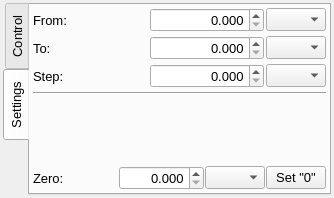
First picture: the form in LoggingTool_Manager/Widgets/distance_meter_widget.ui, repository Osechkin/LoggingTool_Manager3, before the edit.
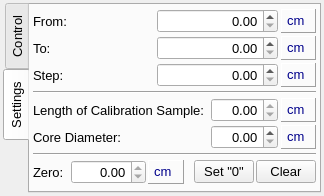
Second picture: the form after the edit. The open tabs and pages were chosen to show the change.

Commit message: Core autocalibration added

Patch:
```diff
--- a/LoggingTool_Manager/Widgets/distance_meter_widget.ui
+++ b/LoggingTool_Manager/Widgets/distance_meter_widget.ui
@@ -6,14 +6,14 @@
    <rect>
     <x>0</x>
     <y>0</y>
-    <width>334</width>
-    <height>198</height>
+    <width>324</width>
+    <height>196</height>
    </rect>
   </property>
   <property name="windowTitle">
    <string>Form</string>
   </property>
-  <layout class="QGridLayout" name="gridLayout_6">
+  <layout class="QGridLayout" name="gridLayout_3">
    <property name="leftMargin">
     <number>3</number>
    </property>
@@ -43,7 +43,7 @@
       <attribute name="title">
        <string>Control</string>
       </attribute>
-      <layout class="QGridLayout" name="gridLayout_5">
+      <layout class="QGridLayout" name="gridLayout_2">
        <property name="leftMargin">
         <number>3</number>
        </property>
@@ -56,110 +56,7 @@
        <property name="bottomMargin">
         <number>3</number>
        </property>
-       <property name="verticalSpacing">
-        <number>3</number>
-       </property>
-       <item row="4" column="0">
-        <widget class="Line" name="line_4">
-         <property name="orientation">
-          <enum>Qt::Horizontal</enum>
-         </property>
-        </widget>
-       </item>
-       <item row="5" column="0">
-        <widget class="QPushButton" name="pbtConnect">
-         <property name="text">
-          <string>Connect to Rock Movement System</string>
-         </property>
-         <property name="checkable">
-          <bool>true</bool>
-         </property>
-        </widget>
-       </item>
-       <item row="0" column="0">
-        <widget class="QFrame" name="frame">
-         <property name="frameShape">
-          <enum>QFrame::Box</enum>
-         </property>
-         <property name="frameShadow">
-          <enum>QFrame::Sunken</enum>
-         </property>
-         <layout class="QGridLayout" name="gridLayout_2">
-          <property name="leftMargin">
-           <number>2</number>
-          </property>
-          <property name="topMargin">
-           <number>2</number>
-          </property>
-          <property name="rightMargin">
-           <number>2</number>
-          </property>
-          <property name="bottomMargin">
-           <number>2</number>
-          </property>
-          <property name="spacing">
-           <number>4</number>
-          </property>
-          <item row="0" column="0">
-           <widget class="QLabel" name="lblPosition">
-            <property name="font">
-             <font>
-              <pointsize>10</pointsize>
-             </font>
-            </property>
-            <property name="text">
-             <string>Position:</string>
-            </property>
-           </widget>
-          </item>
-          <item row="0" column="1">
-           <widget class="QLineEdit" name="ledDistance">
-            <property name="minimumSize">
-             <size>
-              <width>0</width>
-              <height>0</height>
-             </size>
-            </property>
-            <property name="maximumSize">
-             <size>
-              <width>16777215</width>
-              <height>16777215</height>
-             </size>
-            </property>
-            <property name="font">
-             <font>
-              <pointsize>10</pointsize>
-              <weight>75</weight>
-              <bold>true</bold>
-             </font>
-            </property>
-            <property name="alignment">
-             <set>Qt::AlignRight|Qt::AlignTrailing|Qt::AlignVCenter</set>
-            </property>
-            <property name="readOnly">
-             <bool>true</bool>
-            </property>
-           </widget>
-          </item>
-          <item row="0" column="2">
-           <widget class="QComboBox" name="cboxDistance">
-            <property name="maximumSize">
-             <size>
-              <width>60</width>
-              <height>16777215</height>
-             </size>
-            </property>
-            <property name="font">
-             <font>
-              <pointsize>10</pointsize>
-             </font>
-            </property>
-           </widget>
-          </item>
-         </layout>
-        </widget>
-       </item>
-       <item row="2" column="0">
+       <item row="2" column="0" colspan="3">
         <widget class="QFrame" name="framePosControl">
          <property name="frameShape">
           <enum>QFrame::Panel</enum>
@@ -167,7 +64,7 @@
          <property name="frameShadow">
           <enum>QFrame::Sunken</enum>
          </property>
-         <layout class="QGridLayout" name="gridLayout_3">
+         <layout class="QGridLayout" name="gridLayout">
           <property name="leftMargin">
            <number>3</number>
           </property>
@@ -183,8 +80,111 @@
           <property name="verticalSpacing">
            <number>5</number>
           </property>
+          <item row="0" column="0">
+           <layout class="QHBoxLayout" name="horizontalLayout_3">
+            <property name="spacing">
+             <number>6</number>
+            </property>
+            <item>
+             <layout class="QHBoxLayout" name="horizontalLayout_2">
+              <property name="spacing">
+               <number>2</number>
+              </property>
+              <item>
+               <widget class="QLabel" name="lblSetPosition">
+                <property name="font">
+                 <font>
+                  <pointsize>10</pointsize>
+                 </font>
+                </property>
+                <property name="text">
+                 <string>Set:</string>
+                </property>
+               </widget>
+              </item>
+              <item>
+               <widget class="QDoubleSpinBox" name="dsboxSetPosition">
+                <property name="minimumSize">
+                 <size>
+                  <width>80</width>
+                  <height>0</height>
+                 </size>
+                </property>
+                <property name="alignment">
+                 <set>Qt::AlignRight|Qt::AlignTrailing|Qt::AlignVCenter</set>
+                </property>
+               </widget>
+              </item>
+              <item>
+               <widget class="QFrame" name="frame_7">
+                <property name="sizePolicy">
+                 <sizepolicy hsizetype="Maximum" vsizetype="Preferred">
+                  <horstretch>0</horstretch>
+                  <verstretch>0</verstretch>
+                 </sizepolicy>
+                </property>
+                <property name="frameShape">
+                 <enum>QFrame::StyledPanel</enum>
+                </property>
+                <property name="frameShadow">
+                 <enum>QFrame::Raised</enum>
+                </property>
+                <layout class="QGridLayout" name="gridLayout_13">
+                 <property name="leftMargin">
+                  <number>5</number>
+                 </property>
+                 <property name="topMargin">
+                  <number>1</number>
+                 </property>
+                 <property name="rightMargin">
+                  <number>10</number>
+                 </property>
+                 <property name="bottomMargin">
+                  <number>1</number>
+                 </property>
+                 <item row="0" column="0">
+                  <widget class="QLabel" name="label_7">
+                   <property name="text">
+                    <string>&lt;font color=darkblue&gt;cm&lt;/font&gt;</string>
+                   </property>
+                  </widget>
+                 </item>
+                </layout>
+               </widget>
+              </item>
+             </layout>
+            </item>
+            <item>
+             <widget class="QPushButton" name="pbtSet">
+              <property name="sizePolicy">
+               <sizepolicy hsizetype="Maximum" vsizetype="Fixed">
+                <horstretch>0</horstretch>
+                <verstretch>0</verstretch>
+               </sizepolicy>
+              </property>
+              <property name="minimumSize">
+               <size>
+                <width>0</width>
+                <height>0</height>
+               </size>
+              </property>
+              <property name="font">
+               <font>
+                <pointsize>10</pointsize>
+               </font>
+              </property>
+              <property name="text">
+               <string>Apply</string>
+              </property>
+              <property name="checkable">
+               <bool>true</bool>
+              </property>
+             </widget>
+            </item>
+           </layout>
+          </item>
           <item row="1" column="0">
-           <layout class="QHBoxLayout" name="horizontalLayout_4">
+           <layout class="QHBoxLayout" name="horizontalLayout">
             <property name="spacing">
              <number>1</number>
             </property>
@@ -349,7 +349,73 @@
          </layout>
         </widget>
        </item>
-       <item row="1" column="0">
+       <item row="0" column="2">
+        <widget class="QComboBox" name="cboxDistance">
+         <property name="maximumSize">
+          <size>
+           <width>60</width>
+           <height>16777215</height>
+          </size>
+         </property>
+         <property name="font">
+          <font>
+           <pointsize>10</pointsize>
+          </font>
+         </property>
+        </widget>
+       </item>
+       <item row="0" column="1">
+        <widget class="QLineEdit" name="ledDistance">
+         <property name="minimumSize">
+          <size>
+           <width>0</width>
+           <height>0</height>
+          </size>
+         </property>
+         <property name="maximumSize">
+          <size>
+           <width>16777215</width>
+           <height>16777215</height>
+          </size>
+         </property>
+         <property name="font">
+          <font>
+           <pointsize>10</pointsize>
+           <weight>75</weight>
+           <bold>true</bold>
+          </font>
+         </property>
+         <property name="alignment">
+          <set>Qt::AlignRight|Qt::AlignTrailing|Qt::AlignVCenter</set>
+         </property>
+         <property name="readOnly">
+          <bool>true</bool>
+         </property>
+        </widget>
+       </item>
+       <item row="3" column="0" colspan="3">
+        <widget class="QPushButton" name="pbtConnect">
+         <property name="text">
+          <string>Connect to Rock Movement System</string>
+         </property>
+         <property name="checkable">
+          <bool>true</bool>
+         </property>
+        </widget>
+       </item>
+       <item row="0" column="0">
+        <widget class="QLabel" name="lblPosition">
+         <property name="font">
+          <font>
+           <pointsize>10</pointsize>
+          </font>
+         </property>
+         <property name="text">
+          <string>Position:</string>
+         </property>
+        </widget>
+       </item>
+       <item row="1" column="1">
         <spacer name="verticalSpacer">
          <property name="orientation">
           <enum>Qt::Vertical</enum>
@@ -357,7 +423,7 @@
          <property name="sizeHint" stdset="0">
           <size>
            <width>20</width>
-           <height>40</height>
+           <height>46</height>
           </size>
          </property>
         </spacer>
@@ -368,7 +434,7 @@
       <attribute name="title">
        <string>Settings</string>
       </attribute>
-      <layout class="QGridLayout" name="gridLayout">
+      <layout class="QGridLayout" name="gridLayout_6">
        <property name="leftMargin">
         <number>3</number>
        </property>
@@ -381,17 +447,25 @@
        <property name="bottomMargin">
         <number>3</number>
        </property>
-       <property name="verticalSpacing">
-        <number>4</number>
+       <property name="spacing">
+        <number>3</number>
        </property>
-       <item row="0" column="0">
+       <item row="3" column="0" colspan="2">
+        <widget class="Line" name="line">
+         <property name="orientation">
+          <enum>Qt::Horizontal</enum>
+         </property>
+        </widget>
+       </item>
+       <item row="1" column="0" colspan="2">
+        <widget class="Line" name="line_2">
+         <property name="orientation">
+          <enum>Qt::Horizontal</enum>
+         </property>
+        </widget>
+       </item>
+       <item row="0" column="0" colspan="2">
         <layout class="QGridLayout" name="gridLayout_4">
-         <property name="horizontalSpacing">
-          <number>2</number>
-         </property>
-         <property name="verticalSpacing">
-          <number>4</number>
-         </property>
          <item row="0" column="0">
           <widget class="QLabel" name="lblFrom">
            <property name="font">
@@ -415,7 +489,7 @@
             <set>Qt::AlignRight|Qt::AlignTrailing|Qt::AlignVCenter</set>
            </property>
            <property name="decimals">
-            <number>3</number>
+            <number>2</number>
            </property>
            <property name="maximum">
             <double>2.000000000000000</double>
@@ -425,21 +499,6 @@
            </property>
           </widget>
          </item>
-         <item row="0" column="2">
-          <widget class="QComboBox" name="cboxFrom">
-           <property name="maximumSize">
-            <size>
-             <width>60</width>
-             <height>16777215</height>
-            </size>
-           </property>
-           <property name="font">
-            <font>
-             <pointsize>10</pointsize>
-            </font>
-           </property>
-          </widget>
-         </item>
          <item row="1" column="0">
           <widget class="QLabel" name="lblTo">
            <property name="font">
@@ -463,7 +522,7 @@
             <set>Qt::AlignRight|Qt::AlignTrailing|Qt::AlignVCenter</set>
            </property>
            <property name="decimals">
-            <number>3</number>
+            <number>2</number>
            </property>
            <property name="maximum">
             <double>2.000000000000000</double>
@@ -473,21 +532,6 @@
            </property>
           </widget>
          </item>
-         <item row="1" column="2">
-          <widget class="QComboBox" name="cboxTo">
-           <property name="maximumSize">
-            <size>
-             <width>60</width>
-             <height>16777215</height>
-            </size>
-           </property>
-           <property name="font">
-            <font>
-             <pointsize>10</pointsize>
-            </font>
-           </property>
-          </widget>
-         </item>
          <item row="2" column="0">
           <widget class="QLabel" name="lblStep">
            <property name="font">
@@ -511,7 +555,7 @@
             <set>Qt::AlignRight|Qt::AlignTrailing|Qt::AlignVCenter</set>
            </property>
            <property name="decimals">
-            <number>3</number>
+            <number>2</number>
            </property>
            <property name="maximum">
             <double>2.000000000000000</double>
@@ -521,119 +565,359 @@
            </property>
           </widget>
          </item>
+         <item row="1" column="2">
+          <widget class="QFrame" name="frame_2">
+           <property name="sizePolicy">
+            <sizepolicy hsizetype="Maximum" vsizetype="Preferred">
+             <horstretch>0</horstretch>
+             <verstretch>0</verstretch>
+            </sizepolicy>
+           </property>
+           <property name="frameShape">
+            <enum>QFrame::Panel</enum>
+           </property>
+           <property name="frameShadow">
+            <enum>QFrame::Raised</enum>
+           </property>
+           <layout class="QGridLayout" name="gridLayout_8">
+            <property name="leftMargin">
+             <number>5</number>
+            </property>
+            <property name="topMargin">
+             <number>1</number>
+            </property>
+            <property name="rightMargin">
+             <number>10</number>
+            </property>
+            <property name="bottomMargin">
+             <number>1</number>
+            </property>
+            <item row="0" column="0">
+             <widget class="QLabel" name="label_2">
+              <property name="text">
+               <string>&lt;font color=darkblue&gt;cm&lt;/font&gt;</string>
+              </property>
+             </widget>
+            </item>
+           </layout>
+          </widget>
+         </item>
          <item row="2" column="2">
-          <widget class="QComboBox" name="cboxStep">
-           <property name="maximumSize">
-            <size>
-             <width>60</width>
-             <height>16777215</height>
-            </size>
+          <widget class="QFrame" name="frame_3">
+           <property name="sizePolicy">
+            <sizepolicy hsizetype="Maximum" vsizetype="Preferred">
+             <horstretch>0</horstretch>
+             <verstretch>0</verstretch>
+            </sizepolicy>
            </property>
-           <property name="font">
-            <font>
-             <pointsize>10</pointsize>
-            </font>
+           <property name="frameShape">
+            <enum>QFrame::Panel</enum>
            </property>
+           <property name="frameShadow">
+            <enum>QFrame::Raised</enum>
+           </property>
+           <layout class="QGridLayout" name="gridLayout_9">
+            <property name="leftMargin">
+             <number>5</number>
+            </property>
+            <property name="topMargin">
+             <number>1</number>
+            </property>
+            <property name="rightMargin">
+             <number>10</number>
+            </property>
+            <property name="bottomMargin">
+             <number>1</number>
+            </property>
+            <item row="0" column="0">
+             <widget class="QLabel" name="label_3">
+              <property name="text">
+               <string>&lt;font color=darkblue&gt;cm&lt;/font&gt;</string>
+              </property>
+             </widget>
+            </item>
+           </layout>
           </widget>
          </item>
+         <item row="0" column="2">
+          <widget class="QFrame" name="frame">
+           <property name="sizePolicy">
+            <sizepolicy hsizetype="Maximum" vsizetype="Preferred">
+             <horstretch>0</horstretch>
+             <verstretch>0</verstretch>
+            </sizepolicy>
+           </property>
+           <property name="frameShape">
+            <enum>QFrame::Panel</enum>
+           </property>
+           <property name="frameShadow">
+            <enum>QFrame::Raised</enum>
+           </property>
+           <layout class="QGridLayout" name="gridLayout_7">
+            <property name="leftMargin">
+             <number>5</number>
+            </property>
+            <property name="topMargin">
+             <number>1</number>
+            </property>
+            <property name="rightMargin">
+             <number>10</number>
+            </property>
+            <property name="bottomMargin">
+             <number>1</number>
+            </property>
+            <item row="0" column="0">
+             <widget class="QLabel" name="label">
+              <property name="text">
+               <string>&lt;font color=darkblue&gt;cm&lt;/font&gt;</string>
+              </property>
+             </widget>
+            </item>
+           </layout>
+          </widget>
+         </item>
         </layout>
        </item>
-       <item row="1" column="0">
-        <widget class="Line" name="line_2">
-         <property name="orientation">
-          <enum>Qt::Horizontal</enum>
-         </property>
-        </widget>
+       <item row="2" column="0" colspan="2">
+        <layout class="QGridLayout" name="gridLayout_5">
+         <item row="0" column="0">
+          <widget class="QLabel" name="lblCalibrLen">
+           <property name="text">
+            <string>Length of Calibration Sample: </string>
+           </property>
+          </widget>
+         </item>
+         <item row="1" column="1">
+          <widget class="QDoubleSpinBox" name="dsboxCoreDiameter">
+           <property name="alignment">
+            <set>Qt::AlignRight|Qt::AlignTrailing|Qt::AlignVCenter</set>
+           </property>
+           <property name="readOnly">
+            <bool>false</bool>
+           </property>
+           <property name="decimals">
+            <number>2</number>
+           </property>
+          </widget>
+         </item>
+         <item row="1" column="0">
+          <widget class="QLabel" name="lblCoreDiameter">
+           <property name="text">
+            <string>Core Diameter:</string>
+           </property>
+          </widget>
+         </item>
+         <item row="0" column="1">
+          <widget class="QDoubleSpinBox" name="dsboxCalibrLength">
+           <property name="alignment">
+            <set>Qt::AlignRight|Qt::AlignTrailing|Qt::AlignVCenter</set>
+           </property>
+           <property name="readOnly">
+            <bool>true</bool>
+           </property>
+           <property name="decimals">
+            <number>2</number>
+           </property>
+          </widget>
+         </item>
+         <item row="0" column="2">
+          <widget class="QFrame" name="frame_4">
+           <property name="sizePolicy">
+            <sizepolicy hsizetype="Maximum" vsizetype="Preferred">
+             <horstretch>0</horstretch>
+             <verstretch>0</verstretch>
+            </sizepolicy>
+           </property>
+           <property name="frameShape">
+            <enum>QFrame::Panel</enum>
+           </property>
+           <property name="frameShadow">
+            <enum>QFrame::Raised</enum>
+           </property>
+           <layout class="QGridLayout" name="gridLayout_10">
+            <property name="leftMargin">
+             <number>5</number>
+            </property>
+            <property name="topMargin">
+             <number>1</number>
+            </property>
+            <property name="rightMargin">
+             <number>10</number>
+            </property>
+            <property name="bottomMargin">
+             <number>1</number>
+            </property>
+            <item row="0" column="0">
+             <widget class="QLabel" name="label_4">
+              <property name="text">
+               <string>&lt;font color=darkblue&gt;cm&lt;/font&gt;</string>
+              </property>
+             </widget>
+            </item>
+           </layout>
+          </widget>
+         </item>
+         <item row="1" column="2">
+          <widget class="QFrame" name="frame_5">
+           <property name="sizePolicy">
+            <sizepolicy hsizetype="Maximum" vsizetype="Preferred">
+             <horstretch>0</horstretch>
+             <verstretch>0</verstretch>
+            </sizepolicy>
+           </property>
+           <property name="frameShape">
+            <enum>QFrame::Panel</enum>
+           </property>
+           <property name="frameShadow">
+            <enum>QFrame::Raised</enum>
+           </property>
+           <layout class="QGridLayout" name="gridLayout_11">
+            <property name="leftMargin">
+             <number>5</number>
+            </property>
+            <property name="topMargin">
+             <number>1</number>
+            </property>
+            <property name="rightMargin">
+             <number>10</number>
+            </property>
+            <property name="bottomMargin">
+             <number>1</number>
+            </property>
+            <item row="0" column="0">
+             <widget class="QLabel" name="label_5">
+              <property name="text">
+               <string>&lt;font color=darkblue&gt;cm&lt;/font&gt;</string>
+              </property>
+             </widget>
+            </item>
+           </layout>
+          </widget>
+         </item>
+        </layout>
        </item>
-       <item row="2" column="0">
-        <spacer name="verticalSpacer_2">
-         <property name="orientation">
-          <enum>Qt::Vertical</enum>
-         </property>
-         <property name="sizeHint" stdset="0">
-          <size>
-           <width>20</width>
-           <height>40</height>
-          </size>
-         </property>
-        </spacer>
-       </item>
-       <item row="3" column="0">
-        <layout class="QHBoxLayout" name="horizontalLayout_3">
+       <item row="4" column="0" colspan="2">
+        <layout class="QHBoxLayout" name="horizontalLayout_6">
          <property name="spacing">
-          <number>1</number>
+          <number>10</number>
          </property>
          <item>
-          <widget class="QLabel" name="lblZero">
-           <property name="font">
-            <font>
-             <pointsize>10</pointsize>
-            </font>
+          <layout class="QHBoxLayout" name="horizontalLayout_4">
+           <property name="spacing">
+            <number>2</number>
            </property>
-           <property name="text">
-            <string>Zero:</string>
-           </property>
-          </widget>
+           <item>
+            <widget class="QLabel" name="lblZero">
+             <property name="font">
+              <font>
+               <pointsize>10</pointsize>
+              </font>
+             </property>
+             <property name="text">
+              <string>Zero:</string>
+             </property>
+            </widget>
+           </item>
+           <item>
+            <widget class="QDoubleSpinBox" name="dsboxZero">
+             <property name="minimumSize">
+              <size>
+               <width>75</width>
+               <height>0</height>
+              </size>
+             </property>
+             <property name="font">
+              <font>
+               <pointsize>10</pointsize>
+              </font>
+             </property>
+             <property name="alignment">
+              <set>Qt::AlignRight|Qt::AlignTrailing|Qt::AlignVCenter</set>
+             </property>
+             <property name="readOnly">
+              <bool>true</bool>
+             </property>
+             <property name="decimals">
+              <number>2</number>
+             </property>
+             <property name="maximum">
+              <double>2.000000000000000</double>
+             </property>
+             <property name="singleStep">
+              <double>0.100000000000000</double>
+             </property>
+            </widget>
+           </item>
+           <item>
+            <widget class="QFrame" name="frame_6">
+             <property name="frameShape">
+              <enum>QFrame::Panel</enum>
+             </property>
+             <property name="frameShadow">
+              <enum>QFrame::Raised</enum>
+             </property>
+             <layout class="QGridLayout" name="gridLayout_12">
+              <property name="leftMargin">
+               <number>5</number>
+              </property>
+              <property name="topMargin">
+               <number>1</number>
+              </property>
+              <property name="rightMargin">
+               <number>10</number>
+              </property>
+              <property name="bottomMargin">
+               <number>1</number>
+              </property>
+              <item row="0" column="0">
+               <widget class="QLabel" name="label_6">
+                <property name="text">
+                 <string>&lt;font color=darkblue&gt;cm&lt;/font&gt;</string>
+                </property>
+               </widget>
+              </item>
+             </layout>
+            </widget>
+           </item>
+          </layout>
          </item>
          <item>
-          <widget class="QDoubleSpinBox" name="dsboxZero">
-           <property name="minimumSize">
-            <size>
-             <width>75</width>
-             <height>0</height>
-            </size>
+          <layout class="QHBoxLayout" name="horizontalLayout_5">
+           <property name="spacing">
+            <number>2</number>
            </property>
-           <property name="font">
-            <font>
-             <pointsize>10</pointsize>
-            </font>
-           </property>
-           <property name="alignment">
-            <set>Qt::AlignRight|Qt::AlignTrailing|Qt::AlignVCenter</set>
-           </property>
-           <property name="decimals">
-            <number>3</number>
-           </property>
-           <property name="maximum">
-            <double>2.000000000000000</double>
-           </property>
-           <property name="singleStep">
-            <double>0.100000000000000</double>
-           </property>
-          </widget>
-         </item>
-         <item>
-          <widget class="QComboBox" name="cboxZero">
-           <property name="maximumSize">
-            <size>
-             <width>60</width>
-             <height>16777215</height>
-            </size>
-           </property>
-           <property name="font">
-            <font>
-             <pointsize>10</pointsize>
-            </font>
-           </property>
-          </widget>
-         </item>
-         <item>
-          <widget class="QPushButton" name="pbtSetZero">
-           <property name="maximumSize">
-            <size>
-             <width>60</width>
-             <height>16777215</height>
-            </size>
-           </property>
-           <property name="font">
-            <font>
-             <pointsize>10</pointsize>
-            </font>
-           </property>
-           <property name="text">
-            <string>Set &quot;0&quot;</string>
-           </property>
-          </widget>
+           <item>
+            <widget class="QPushButton" name="pbtSetZero">
+             <property name="maximumSize">
+              <size>
+               <width>60</width>
+               <height>16777215</height>
+              </size>
+             </property>
+             <property name="font">
+              <font>
+               <pointsize>10</pointsize>
+              </font>
+             </property>
+             <property name="text">
+              <string>Set &quot;0&quot;</string>
+             </property>
+            </widget>
+           </item>
+           <item>
+            <widget class="QPushButton" name="pbtClear">
+             <property name="maximumSize">
+              <size>
+               <width>60</width>
+               <height>16777215</height>
+              </size>
+             </property>
+             <property name="text">
+              <string>Clear</string>
+             </property>
+            </widget>
+           </item>
+          </layout>
          </item>
         </layout>
        </item>
```
Left out of the diff: 78 changed lines with no effect on the pictures. The commit also changes 36 other files.
